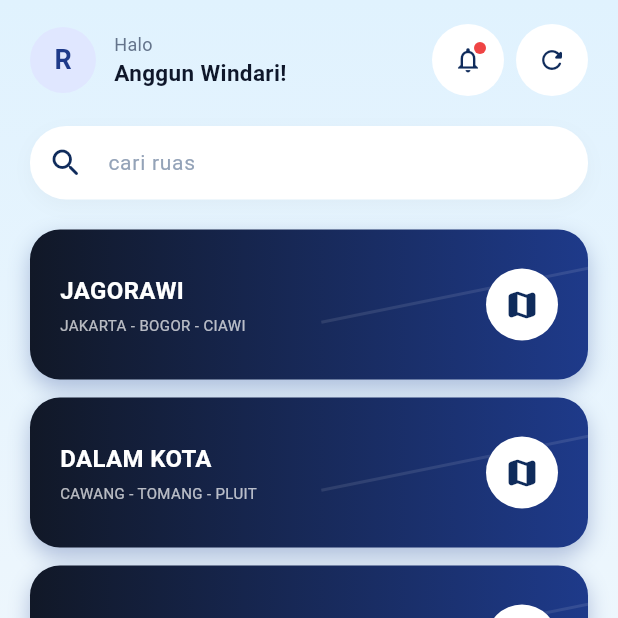
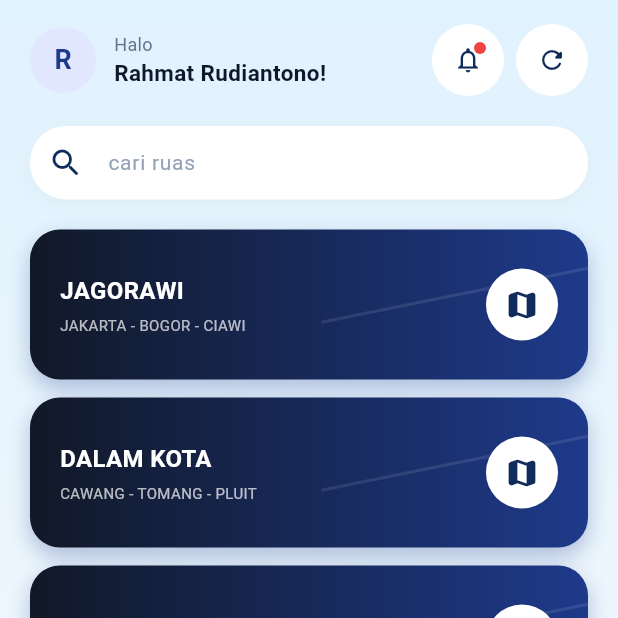
Before and after one commit to ahmadayyuba/idp-jasa-marga, a Flutter app: the CctvRuasScreen screen opened by its route, on a phone screen of 412 x 824 dp, the top half of it. Run offline on Flutter 3.47's test engine with Material 3 defaults, Android fonts, the phone set to English and light mode, and no system bars; network calls fail.

Commit message:
Refactoring auth data

```diff
--- /dev/null
+++ b/lib/cctv/data/models/auth_session_manager.dart
@@ -0,0 +1 @@
+export '../../../../core/session/auth_session_manager.dart';
--- /dev/null
+++ b/lib/cctv/data/models/user_model.dart
@@ -0,0 +1 @@
+export '../../../../features/auth/data/models/user_model.dart';
--- a/lib/cctv/presentation/widgets/cctv_header.dart
+++ b/lib/cctv/presentation/widgets/cctv_header.dart
@@ -1,11 +1,19 @@
 import 'package:flutter/material.dart';
-import '../../../core/constants/app_colors.dart';
+import '../../../../core/constants/app_colors.dart';
+import '../../../../core/session/auth_session_manager.dart';
+import '../../data/models/user_model.dart';
 
 class CctvHeader extends StatelessWidget {
   const CctvHeader({super.key});
 
   @override
   Widget build(BuildContext context) {
+    return ValueListenableBuilder<UserModel?>(
+      valueListenable: AuthSessionManager.instance.currentUserNotifier,
+      builder: (context, user, _) {
+        final displayName = user?.fullName ?? 'Rahmat Rudiantono';
+        final initial = displayName.isNotEmpty ? displayName[0].toUpperCase() : 'R';
+
         return Row(
           children: [
             Container(
@@ -16,9 +24,9 @@ class CctvHeader extends StatelessWidget {
                 shape: BoxShape.circle,
               ),
               alignment: Alignment.center,
-          child: const Text(
-            'R',
-            style: TextStyle(
+              child: Text(
+                initial,
+                style: const TextStyle(
                   fontSize: 18,
                   fontWeight: FontWeight.bold,
                   color: AppColors.primaryBlue,
@@ -28,21 +36,23 @@ class CctvHeader extends StatelessWidget {
             const SizedBox(width: 12),
 
             // Teks Sapaan
-        const Expanded(
+            Expanded(
               child: Column(
                 crossAxisAlignment: CrossAxisAlignment.start,
                 children: [
-              Text(
+                  const Text(
                     'Halo',
                     style: TextStyle(fontSize: 12, color: AppColors.textSecondary),
                   ),
                   Text(
-                'Anggun Windari!',
-                style: TextStyle(
+                    '$displayName!',
+                    style: const TextStyle(
                       fontSize: 15,
                       fontWeight: FontWeight.bold,
                       color: AppColors.textPrimary,
                     ),
+                    maxLines: 1,
+                    overflow: TextOverflow.ellipsis,
                   ),
                 ],
               ),
@@ -98,5 +108,7 @@ class CctvHeader extends StatelessWidget {
             ),
           ],
         );
+      },
+    );
   }
 }
--- /dev/null
+++ b/lib/core/session/auth_session_manager.dart
@@ -0,0 +1,54 @@
+import 'package:flutter/foundation.dart';
+import '../../features/auth/data/models/user_model.dart';
+
+class AuthSessionManager {
+  AuthSessionManager._internal();
+  static final AuthSessionManager instance = AuthSessionManager._internal();
+
+  static const UserModel defaultUser = UserModel(
+    id: 'usr_001',
+    employeeId: '10700',
+    fullName: 'Rahmat Rudiantono',
+    role: 'Senior Traffic Controller',
+  );
+
+  // ValueNotifier untuk memantau status login dan data user aktif
+  final ValueNotifier<UserModel?> currentUserNotifier =
+      ValueNotifier<UserModel?>(defaultUser);
+
+  ValueNotifier<UserModel?> get userNotifier => currentUserNotifier;
+
+  UserModel? get currentUser => currentUserNotifier.value;
+
+  bool get isLoggedIn => currentUserNotifier.value != null;
+
+  void login({
+    String employeeId = '10700',
+    String? fullName,
+    String role = 'Senior Traffic Controller',
+    String? avatarUrl,
+    UserModel? user,
+  }) {
+    if (user != null) {
+      currentUserNotifier.value = user;
+      return;
+    }
+
+    final trimmedId = employeeId.trim().isNotEmpty ? employeeId.trim() : '10700';
+    final name = (fullName != null && fullName.trim().isNotEmpty)
+        ? fullName.trim()
+        : (trimmedId == '10700' ? 'Rahmat Rudiantono' : 'Employee $trimmedId');
+
+    currentUserNotifier.value = UserModel(
+      id: 'usr_$trimmedId',
+      employeeId: trimmedId,
+      fullName: name,
+      role: role,
+      avatarUrl: avatarUrl,
+    );
+  }
+
+  void logout() {
+    currentUserNotifier.value = null;
+  }
+}
--- /dev/null
+++ b/lib/features/auth/data/models/user_model.dart
@@ -0,0 +1,51 @@
+class UserModel {
+  final String id;
+  final String employeeId;
+  final String fullName;
+  final String role;
+  final String? avatarUrl;
+
+  const UserModel({
+    required this.id,
+    required this.employeeId,
+    required this.fullName,
+    required this.role,
+    this.avatarUrl,
+  });
+
+  factory UserModel.fromJson(Map<String, dynamic> json) {
+    return UserModel(
+      id: json['id'] as String? ?? '',
+      employeeId: json['employee_id'] as String? ?? json['employeeId'] as String? ?? '',
+      fullName: json['full_name'] as String? ?? json['fullName'] as String? ?? '',
+      role: json['role'] as String? ?? 'Operator',
+      avatarUrl: json['avatar_url'] as String? ?? json['avatarUrl'] as String?,
+    );
+  }
+
+  Map<String, dynamic> toJson() {
+    return {
+      'id': id,
+      'employee_id': employeeId,
+      'full_name': fullName,
+      'role': role,
+      'avatar_url': avatarUrl,
+    };
+  }
+
+  UserModel copyWith({
+    String? id,
+    String? employeeId,
+    String? fullName,
+    String? role,
+    String? avatarUrl,
+  }) {
+    return UserModel(
+      id: id ?? this.id,
+      employeeId: employeeId ?? this.employeeId,
+      fullName: fullName ?? this.fullName,
+      role: role ?? this.role,
+      avatarUrl: avatarUrl ?? this.avatarUrl,
+    );
+  }
+}
```
Also changed, not shown: lib/cctv/presentation/cctv_live_screen.dart (+3 -6 lines). Lines whose indentation alone changed are shown as unchanged.
